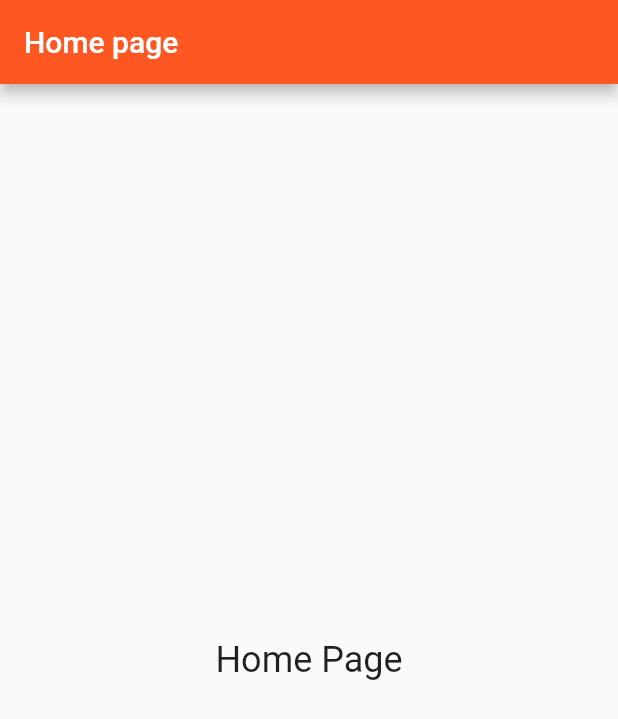
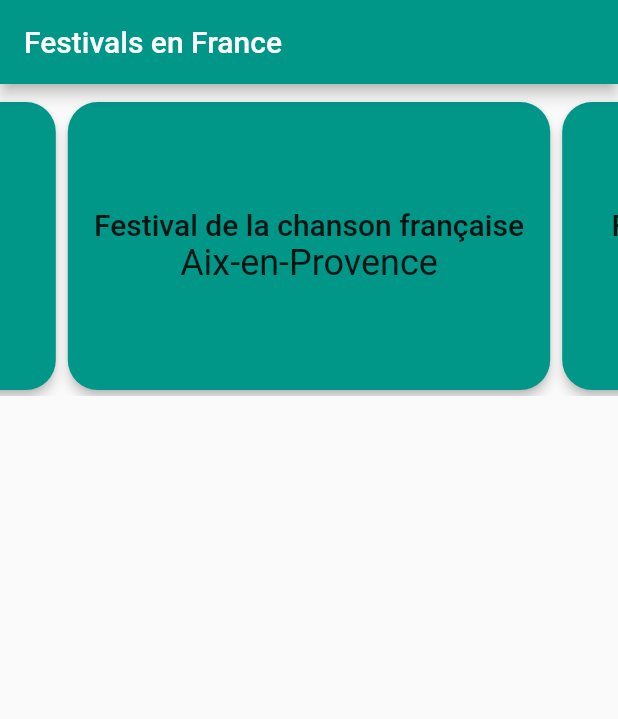
Before and after one commit to ErikaMiklos/zhack_a_front_mobile, a Flutter app: the screen it shows after launch, on a phone screen of 412 x 824 dp. Shown: the top 719 px of the screen. Run offline on Flutter 3.47's test engine with Material 2 defaults, Android fonts, the light colour scheme and no system bars; drawn by our look-alikes of carousel_slider.

Commit message:
Carousel implementé

```diff
--- a/lib/main.dart
+++ b/lib/main.dart
@@ -17,9 +17,9 @@ class MyApp extends StatelessWidget {
       },
       initialRoute: "/",
       theme: ThemeData(
-        primarySwatch: Colors.deepOrange,
+        primarySwatch: Colors.teal,
         textTheme: const TextTheme(
-          bodyText2: TextStyle(fontSize: 22, color: Colors.deepOrange)
+          bodyText2: TextStyle(fontSize: 22, color: Colors.teal)
         )
       )
     );
--- a/lib/ui/pages/home.page.dart
+++ b/lib/ui/pages/home.page.dart
@@ -1,4 +1,5 @@
 import 'package:flutter/material.dart';
+import 'package:zhack_a_front_mobile/ui/widgets/carousel.widget.dart';
 
 class HomePage extends StatelessWidget {
   const HomePage({Key? key}) : super(key: key);
@@ -6,10 +7,13 @@ class HomePage extends StatelessWidget {
   @override
   Widget build(BuildContext context) {
     return Scaffold(
-      appBar: AppBar(title: const Text("Home page"),),
-      body: Center(
-        child: Text("Home Page", style: Theme.of(context).textTheme.headline5,),
-      ),
+      appBar: AppBar(title: const Text("Festivals en France"),),
+      body: Column(
+        children: const [
+          SizedBox(height: 8,),
+          CarouselWidget(),
+        ],
+      )
     );
   }
 }
--- /dev/null
+++ b/lib/ui/widgets/carousel.item.widget.dart
@@ -0,0 +1,34 @@
+import 'package:flutter/material.dart';
+
+class CarouselItemWidget extends StatelessWidget {
+  final String titre;
+  final String ville;
+
+  const CarouselItemWidget({Key? key,
+    required this.titre,
+    required this.ville
+  }) : super(key: key);
+
+  @override
+  Widget build(BuildContext context) {
+    return Center(
+      child: Card(
+        shape: const RoundedRectangleBorder(
+          borderRadius: BorderRadius.all(Radius.circular(20)),
+        ),
+        color: Colors.teal,
+        elevation: 3,
+        child: Align(
+          alignment: Alignment.center,
+          child: Column(
+            mainAxisAlignment: MainAxisAlignment.center,
+            children: [
+              Text(titre, style: Theme.of(context).textTheme.headline6,),
+              Text(ville, style: Theme.of(context).textTheme.headline5,),
+            ],
+          )
+        )
+      ),
+    );
+  }
+}
--- /dev/null
+++ b/lib/ui/widgets/carousel.widget.dart
@@ -0,0 +1,41 @@
+import 'package:carousel_slider/carousel_slider.dart';
+import 'package:flutter/material.dart';
+import 'package:zhack_a_front_mobile/ui/widgets/carousel.item.widget.dart';
+
+class CarouselWidget extends StatefulWidget {
+  const CarouselWidget({Key? key}) : super(key: key);
+
+  @override
+  State<CarouselWidget> createState() => _CarouselWidgetState();
+}
+
+class _CarouselWidgetState extends State<CarouselWidget> {
+
+
+  @override
+  Widget build(BuildContext context) {
+    List<dynamic> festivalSlides = [
+      {"titre":"Festival de la chanson française","ville":"Aix-en-Provence"},
+      {"titre":"Festival Poésie et davantage","ville":"Ajaccio"},
+      {"titre":"Les Fest'imaginaires","ville":"Albertville"},
+      {"titre":"Alphapodis","ville":"Alençon"},
+    ];
+    return CarouselSlider.builder(
+        itemCount: festivalSlides.length,
+        itemBuilder: (context, index, cindex){
+        return CarouselItemWidget(
+          titre: festivalSlides[index]['titre'],
+          ville: festivalSlides[index]['ville'],
+        );
+      },
+        options: CarouselOptions(
+          height: 200,
+          autoPlay: true,
+          autoPlayInterval: const Duration(seconds: 3),
+          autoPlayAnimationDuration: const Duration(milliseconds: 600)
+        ),
+    );
+  }
+
+
+}
```
